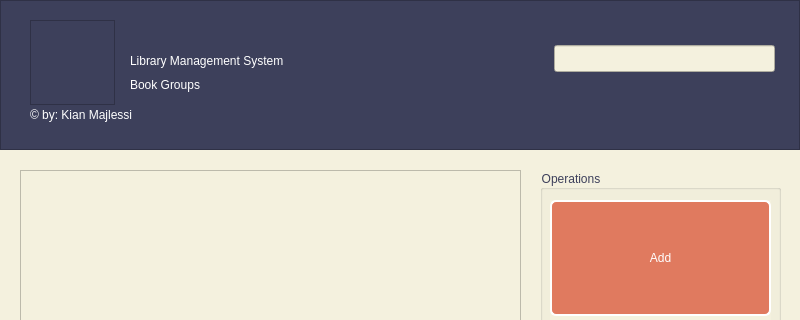
Qt form groupbooks.ui (kianmajl/Library) before a commit; both pictures show x 0 to 800 and y 0 to 320 of the 800 by 600 pixel window.
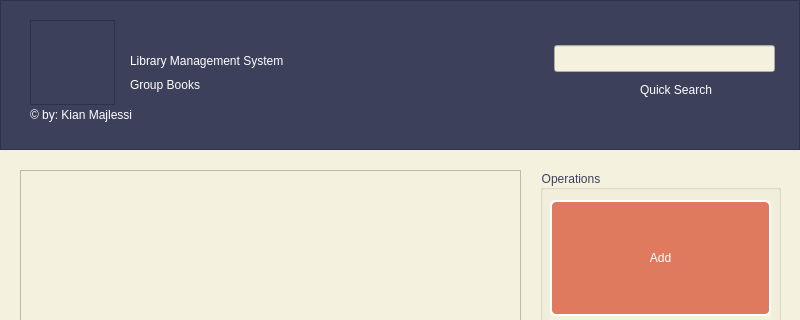
The same form after that commit. Icons and pictures are not drawn.

Patch:
```diff
--- a/groupbooks.ui
+++ b/groupbooks.ui
@@ -87,7 +87,7 @@
      <string notr="true">font: 25 10pt &quot;IRANYekan Light&quot;;</string>
     </property>
     <property name="text">
-     <string>Book Groups</string>
+     <string>Group Books</string>
     </property>
    </widget>
    <widget class="QLabel" name="label_title">
@@ -122,6 +122,22 @@
      <string>© by: Kian Majlessi</string>
     </property>
    </widget>
+   <widget class="QLabel" name="label_copyright_2">
+    <property name="geometry">
+     <rect>
+      <x>640</x>
+      <y>80</y>
+      <width>91</width>
+      <height>20</height>
+     </rect>
+    </property>
+    <property name="styleSheet">
+     <string notr="true">font: 25 7pt &quot;IRANYekan Light&quot;;</string>
+    </property>
+    <property name="text">
+     <string>Quick Search </string>
+    </property>
+   </widget>
   </widget>
   <widget class="QGroupBox" name="groupBox">
    <property name="geometry">
```
Left out of the diff: 8 changed lines with no effect on the pictures.
